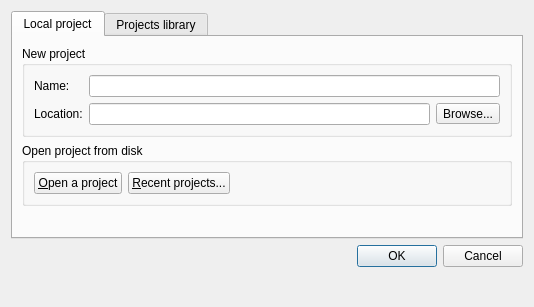
Old version of the form gns3/ui/project_dialog.ui in the repository GNS3/gns3-gui.
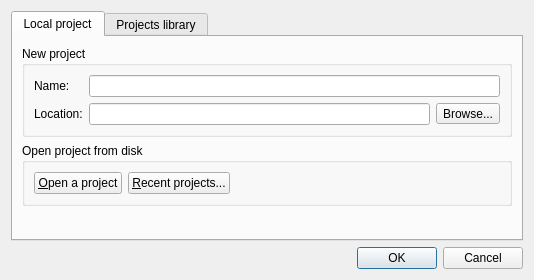
New version of the form.

Commit message: Warn users they must start a node to console to it. Fixes #1314.

```diff
--- a/gns3/ui/project_dialog.ui
+++ b/gns3/ui/project_dialog.ui
@@ -10,7 +10,7 @@
     <x>0</x>
     <y>0</y>
     <width>534</width>
-    <height>307</height>
+    <height>280</height>
    </rect>
   </property>
   <property name="windowTitle">
@@ -188,19 +188,6 @@
      </item>
     </layout>
    </item>
-   <item>
-    <spacer name="verticalSpacer_2">
-     <property name="orientation">
-      <enum>Qt::Vertical</enum>
-     </property>
-     <property name="sizeHint" stdset="0">
-      <size>
-       <width>20</width>
-       <height>40</height>
-      </size>
-     </property>
-    </spacer>
-   </item>
   </layout>
  </widget>
  <resources/>
```
The commit also changes 2 other files.
